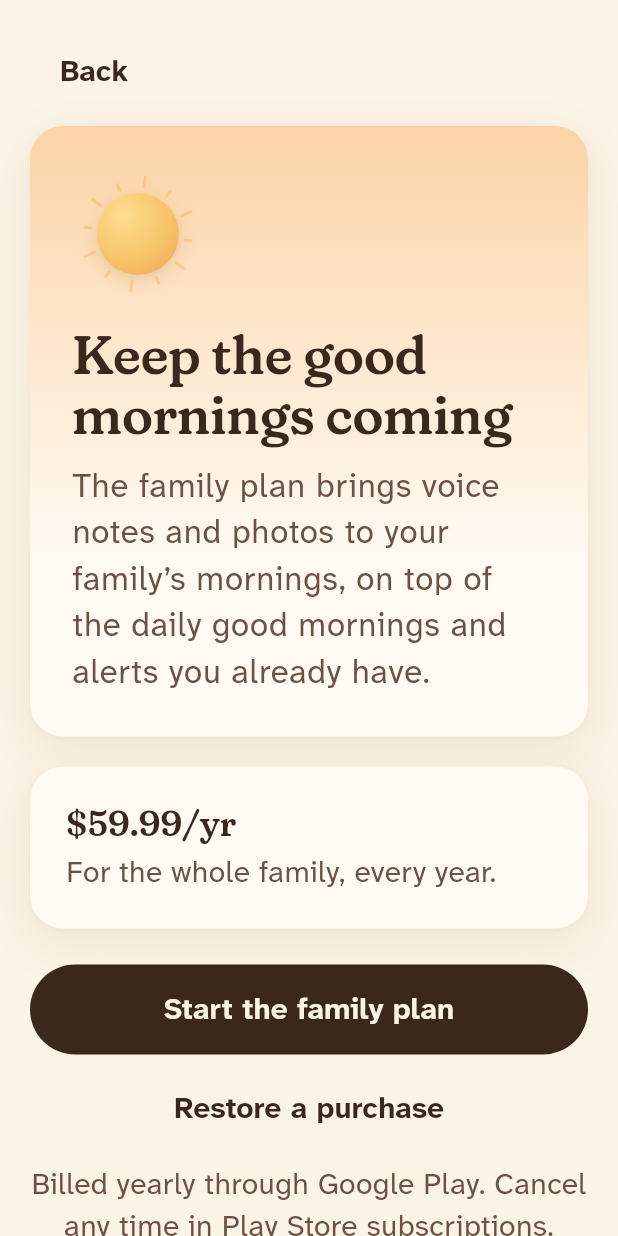
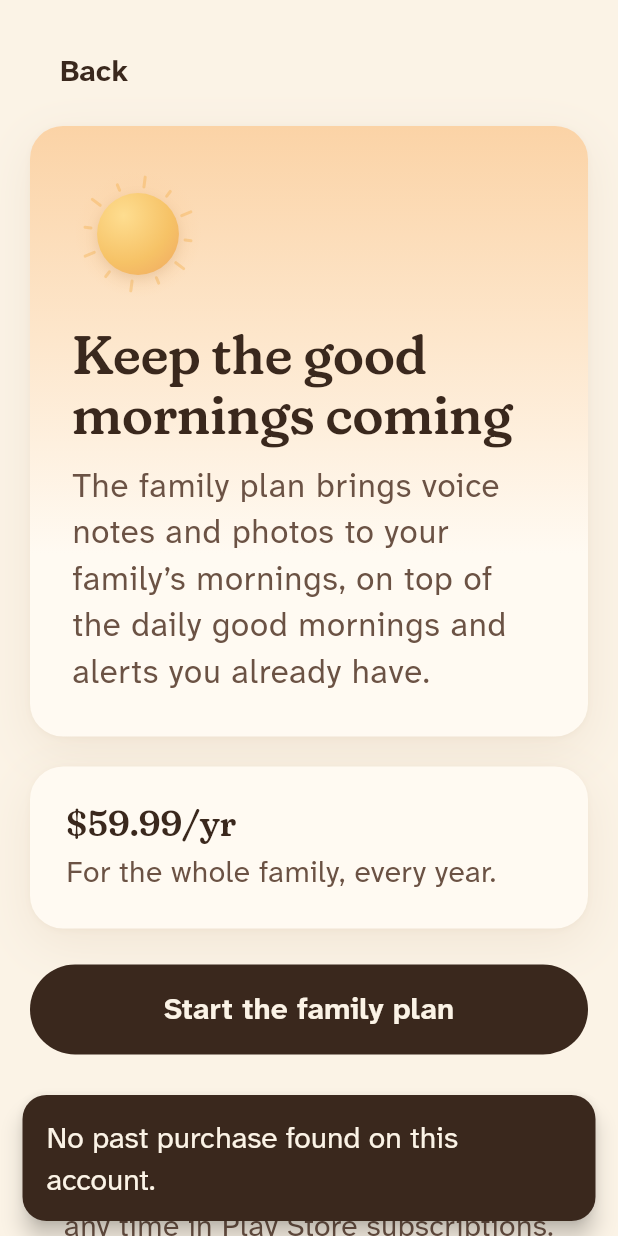
Before and after one commit to AhmedGamalFarouk/Morning-Wave, a Flutter app: the PaywallScreen screen opened directly with empty values, after a tap on "Restore a purchase", on a phone screen of 412 x 824 dp. Run offline on Flutter 3.47's test engine with Material 3 defaults, Android fonts, the phone set to English and light mode, and no system bars; our stand-ins replace firebase_core, firebase_crashlytics, firebase_messaging, flutter_local_notifications, flutter_timezone, google_sign_in and 2 more; missing offline and left inert: purchases_flutter; accounts and stored records are empty; statements that could not run were skipped.

Commit message:
Address self-review: log purchase errors, confirm restores, cache the offer
Co-Authored-By: Claude Sonnet 5 <noreply@anthropic.com>
Claude-Session: https://claude.ai/code/session_01M36QXLg15qNFJK4Q5w6AW1

```diff
--- a/lib/screens/paywall_screen.dart
+++ b/lib/screens/paywall_screen.dart
@@ -38,14 +38,22 @@ class _PaywallScreenState extends State<PaywallScreen> {
     });
   }
 
-  Future<void> _run(Future<void> Function() action) async {
+  Future<void> _run(
+    Future<void> Function() action, {
+    String Function()? whenDone,
+  }) async {
     setState(() {
       _busy = true;
       _error = null;
     });
     try {
       await action();
+      if (mounted && whenDone != null) {
+        ScaffoldMessenger.of(context)
+            .showSnackBar(SnackBar(content: Text(whenDone())));
+      }
     } catch (error) {
+      debugPrint('Family plan: $error');
       if (mounted) {
         setState(
           () => _error = 'That didn’t go through. Give it another try?',
@@ -56,6 +64,10 @@ class _PaywallScreenState extends State<PaywallScreen> {
       if (mounted) setState(() => _busy = false);
     }
   }
+
+  String _restoreMessage() => widget.subscription.isEntitled.value
+      ? 'Found it — the family plan is active.'
+      : 'No past purchase found on this account.';
 
   @override
   Widget build(BuildContext context) {
@@ -136,7 +148,10 @@ class _PaywallScreenState extends State<PaywallScreen> {
                     child: TextButton(
                       onPressed: _busy
                           ? null
-                          : () => _run(widget.subscription.restore),
+                          : () => _run(
+                              widget.subscription.restore,
+                              whenDone: _restoreMessage,
+                            ),
                       child: const Text('Restore a purchase'),
                     ),
                   ),
```
Also changed, not shown: lib/services/subscription.dart (+9 -4 lines).
